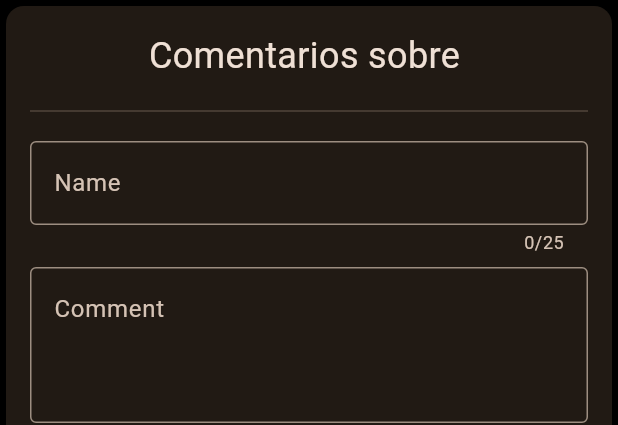
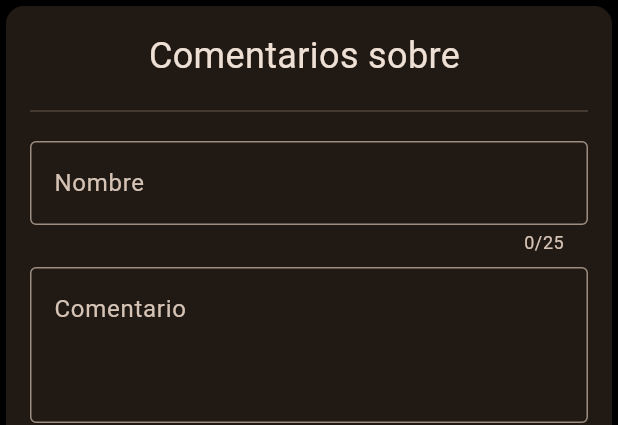
Before and after one commit to YarosMallorca/iesportocristo_exposed, a Flutter app: the CommentsSection widget shown alone on an empty page, opened directly with empty values, on a phone screen of 412 x 824 dp. Shown: the top 425 px of the screen. Run offline on Flutter 3.47's test engine with Material 3 defaults, Android fonts, the light colour scheme and no system bars; our stand-ins replace cloud_firestore, firebase_core, firebase_storage, go_router; accounts and stored records are empty; statements that could not run were skipped.

Commit message:
Update comments_section.dart

```diff
--- a/lib/components/cards/comments_section.dart
+++ b/lib/components/cards/comments_section.dart
@@ -92,7 +92,7 @@ class _CommentsSectionState extends State<CommentsSection> {
                         controller: nameController,
                         maxLength: 25,
                         decoration: const InputDecoration(
-                          labelText: "Name",
+                          labelText: "Nombre",
                           hintText: "Deja en blanco para ser anónimo",
                           border: OutlineInputBorder(),
                         ),
@@ -105,7 +105,7 @@ class _CommentsSectionState extends State<CommentsSection> {
                         maxLines: 7,
                         decoration: const InputDecoration(
                           alignLabelWithHint: true,
-                          labelText: "Comment",
+                          labelText: "Comentario",
                           border: OutlineInputBorder(),
                         ),
                         validator: (value) => value!.isEmpty
```
